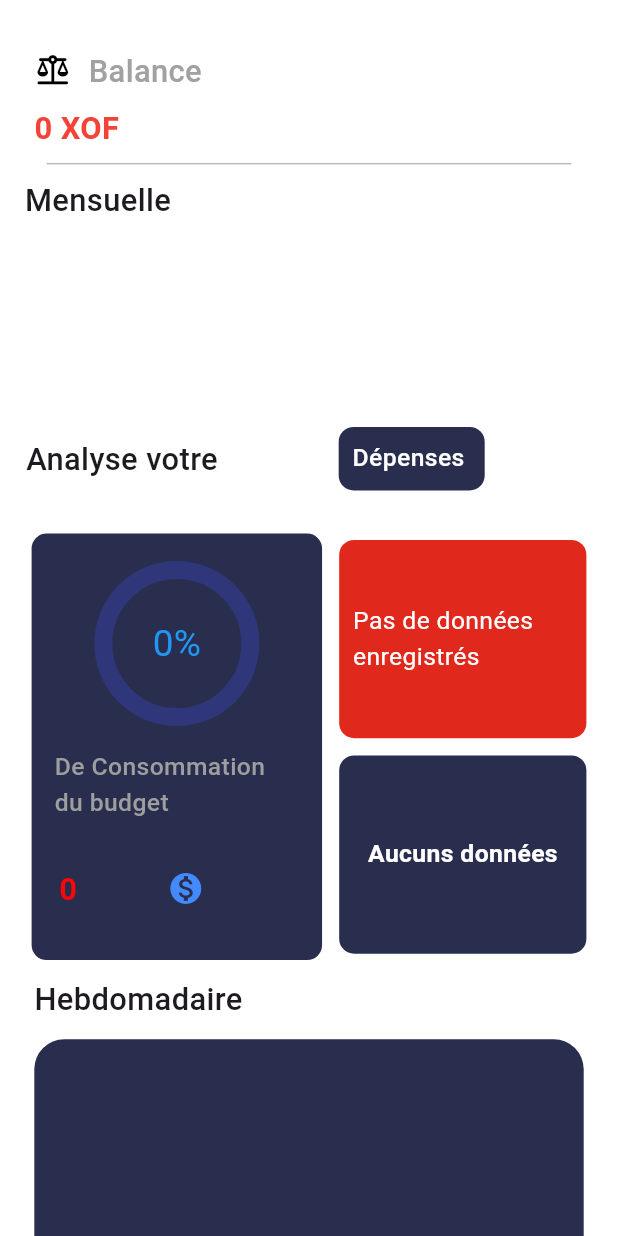
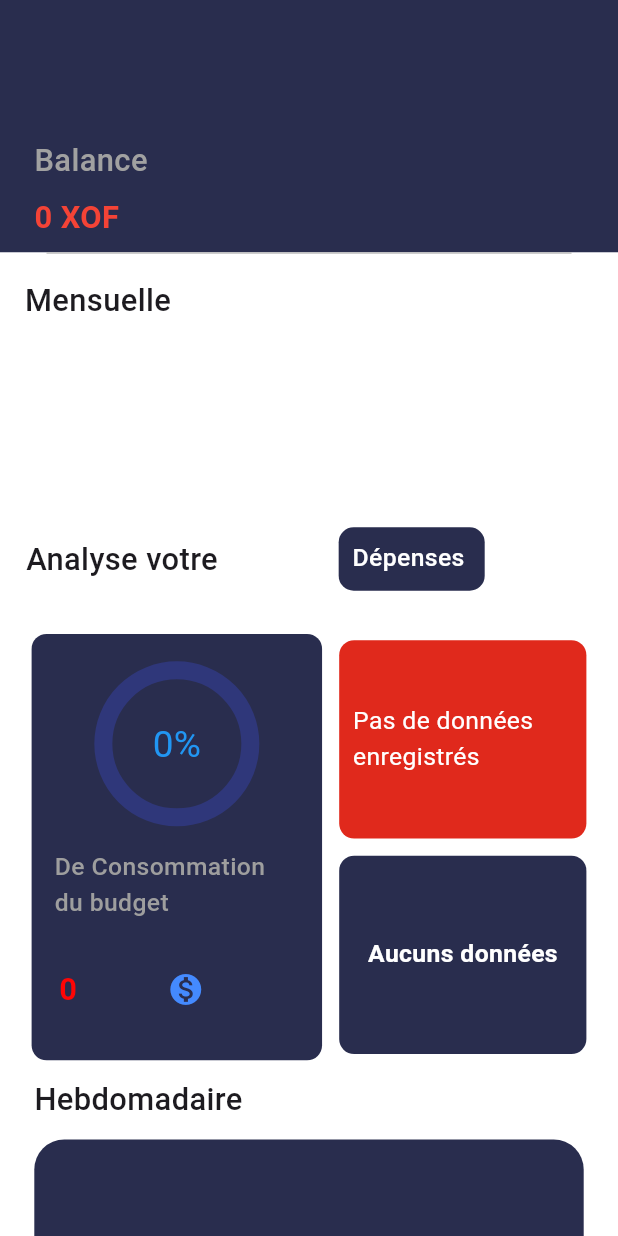
Before and after one commit to salif18/flutter_gestion_depenses, a Flutter app: the MyStats screen opened directly, on a phone screen of 412 x 824 dp. Run offline on Flutter 3.47's test engine with Material 3 defaults, Android fonts, the phone set to English and light mode, and no system bars; drawn by our look-alikes of fl_chart, percent_indicator; our stand-ins replace carousel_slider, date_field, google_fonts, google_nav_bar, line_icons, pin_code_fields and 1 more; accounts and stored records are empty; network calls fail.

Commit message:
correction de taille

```diff
--- a/app/lib/screens/statistiques/statistiques.dart
+++ b/app/lib/screens/statistiques/statistiques.dart
@@ -84,7 +84,7 @@ class _MyStatsState extends State<MyStats> {
             children: [
               const MyYearBalance(),
               Container(height: 1, width: 350, color: Colors.grey[400]),
-              SizedBox(height: MediaQuery.of(context).size.width*0.0222),
+              SizedBox(height: MediaQuery.of(context).size.width*0.04),
               Padding(
                 padding: EdgeInsets.only(left: MediaQuery.of(context).size.width*0.04, bottom: MediaQuery.of(context).size.width*0.02),
                 child: Row(
--- a/app/lib/screens/statistiques/widgets/balanceyear.dart
+++ b/app/lib/screens/statistiques/widgets/balanceyear.dart
@@ -21,10 +21,12 @@ class _MyYearBalanceState extends State<MyYearBalance> {
     Color? textDark = provider.colorText;
     return Padding(
       padding: EdgeInsets.only(
-        top: MediaQuery.of(context).padding.top * 1.2),
+        // top: MediaQuery.of(context).padding.top * 1.2
+        ),
       child: Container(
+        color: isDark? null : const Color(0xFF292D4E),
         padding: EdgeInsets.only(
-          left:MediaQuery.of(context).size.width * 0.0555,top:MediaQuery.of(context).size.width * 0.0555
+          left:MediaQuery.of(context).size.width * 0.0555,top:MediaQuery.of(context).size.width * 0.2
         ),
         child: Row(
           mainAxisAlignment: MainAxisAlignment.start,
@@ -52,8 +54,8 @@ class _MyYearBalanceState extends State<MyYearBalance> {
                               return Row(
                                 crossAxisAlignment: CrossAxisAlignment.center,
                                 children: [
-                                  Icon(Icons.balance_rounded, size: MediaQuery.of(context).size.width*0.06, color:Colors.black),
-                                  SizedBox(width: MediaQuery.of(context).size.width * 0.0277),
+                                  // Icon(Icons.balance_rounded, size: MediaQuery.of(context).size.width*0.06, color:Colors.black),
+                                  // SizedBox(width: MediaQuery.of(context).size.width * 0.0277),
                                   Text(
                                     "Balance de ${statsYear?.year}",
                                     style: GoogleFonts.roboto(
@@ -70,8 +72,8 @@ class _MyYearBalanceState extends State<MyYearBalance> {
                               return Row(
                                 crossAxisAlignment: CrossAxisAlignment.center,
                                 children: [
-                                  Icon(Icons.balance_rounded, size: MediaQuery.of(context).size.width*0.06, color:Colors.black),
-                                  SizedBox(width: MediaQuery.of(context).size.width * 0.0277),
+                                  // Icon(Icons.balance_rounded, size: MediaQuery.of(context).size.width*0.06, color:Colors.black),
+                                  // SizedBox(width: MediaQuery.of(context).size.width * 0.0277),
                                   Text(
                                     "Balance ",
                                     style: GoogleFonts.roboto(
```
